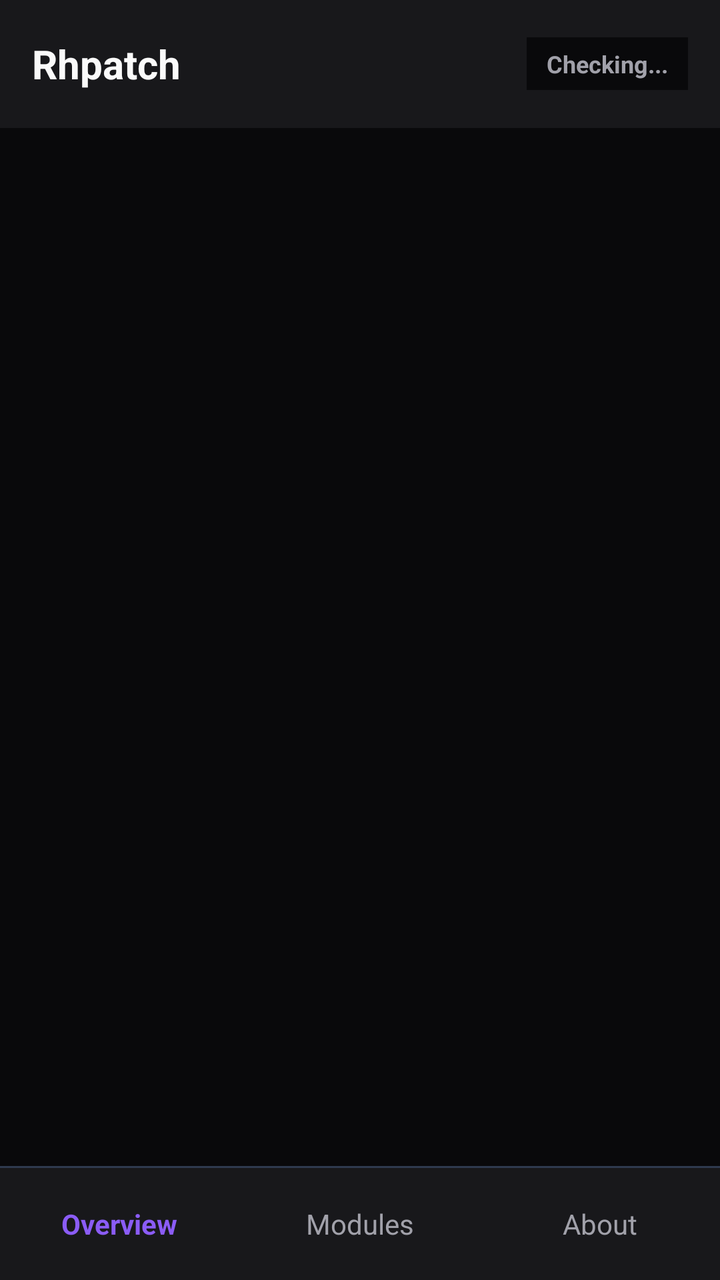
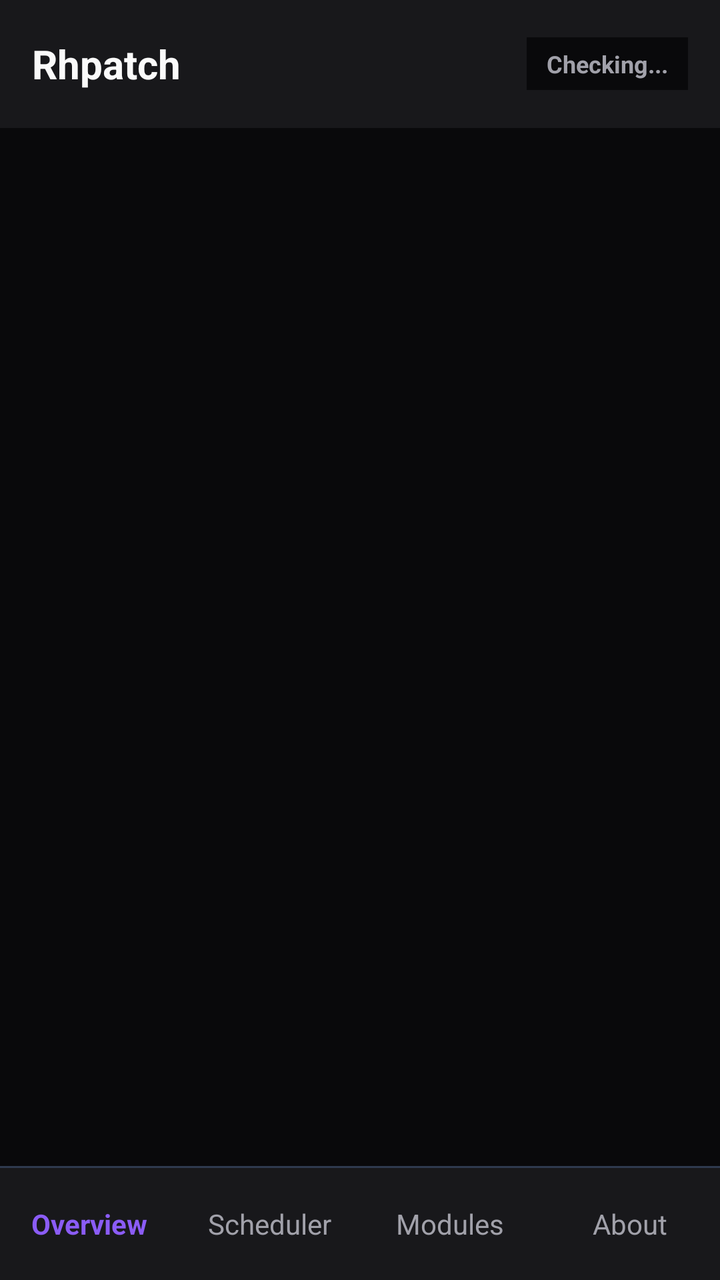

Compare the two renders of this Android layout. The source of the first and the diff that turns it into the second are given below.
<!-- AndroidManifest.xml: fallback theme Theme.MaterialComponents.DayNight.NoActionBar -->
<!-- res/layout/activity_settings.xml -->
<?xml version="1.0" encoding="utf-8"?>
<LinearLayout xmlns:android="http://schemas.android.com/apk/res/android"
    android:layout_width="match_parent"
    android:layout_height="match_parent"
    android:fitsSystemWindows="true"
    android:orientation="vertical"
    android:background="@color/apahayo_bg">

    
    <RelativeLayout
        android:layout_width="match_parent"
        android:layout_height="64dp"
        android:background="@color/apahayo_surface"
        android:padding="16dp">

        <TextView
            android:id="@+id/header_title"
            android:layout_width="wrap_content"
            android:layout_height="wrap_content"
            android:text="Rhpatch"
            android:textColor="@color/apahayo_text_primary"
            android:textSize="20sp"
            android:textStyle="bold"
            android:layout_centerVertical="true"/>

        
        <TextView
            android:id="@+id/active_status_badge"
            android:layout_width="wrap_content"
            android:layout_height="wrap_content"
            android:layout_alignParentRight="true"
            android:layout_centerVertical="true"
            android:background="@color/apahayo_bg"
            android:textColor="@color/apahayo_text_secondary"
            android:textSize="12sp"
            android:paddingLeft="10dp"
            android:paddingRight="10dp"
            android:paddingTop="5dp"
            android:paddingBottom="5dp"
            android:text="Checking..."
            android:textStyle="bold"/>
    </RelativeLayout>

    
    <FrameLayout
        android:id="@+id/settings_container"
        android:layout_width="match_parent"
        android:layout_height="0dp"
        android:layout_weight="1" />

    <View
        android:layout_width="match_parent"
        android:layout_height="1dp"
        android:background="#2E3A4E" />

    
    <LinearLayout
        android:layout_width="match_parent"
        android:layout_height="56dp"
        android:background="@color/apahayo_surface"
        android:orientation="horizontal">

        
        <LinearLayout
            android:id="@+id/tab_overview"
            android:layout_width="0dp"
            android:layout_height="match_parent"
            android:layout_weight="1"
            android:gravity="center"
            android:orientation="vertical"
            android:clickable="true"
            android:focusable="true"
            android:background="?android:attr/selectableItemBackground">
            <TextView
                android:id="@+id/tab_overview_text"
                android:layout_width="wrap_content"
                android:layout_height="wrap_content"
                android:text="Overview"
                android:textSize="14sp"
                android:textColor="@color/apahayo_accent"
                android:textStyle="bold"/>
        </LinearLayout>

        
        <LinearLayout
            android:id="@+id/tab_modules"
            android:layout_width="0dp"
            android:layout_height="match_parent"
            android:layout_weight="1"
            android:gravity="center"
            android:orientation="vertical"
            android:clickable="true"
            android:focusable="true"
            android:background="?android:attr/selectableItemBackground">
            <TextView
                android:id="@+id/tab_modules_text"
                android:layout_width="wrap_content"
                android:layout_height="wrap_content"
                android:text="Modules"
                android:textSize="14sp"
                android:textColor="@color/apahayo_text_secondary"/>
        </LinearLayout>

        
        <LinearLayout
            android:id="@+id/tab_about"
            android:layout_width="0dp"
            android:layout_height="match_parent"
            android:layout_weight="1"
            android:gravity="center"
            android:orientation="vertical"
            android:clickable="true"
            android:focusable="true"
            android:background="?android:attr/selectableItemBackground">
            <TextView
                android:id="@+id/tab_about_text"
                android:layout_width="wrap_content"
                android:layout_height="wrap_content"
                android:text="About"
                android:textSize="14sp"
                android:textColor="@color/apahayo_text_secondary"/>
        </LinearLayout>
    </LinearLayout>

</LinearLayout>
<!-- resources referenced by this layout -->
<resources>
  <color name="apahayo_accent">#8B5CF6</color>
  <color name="apahayo_bg">#09090B</color>
  <color name="apahayo_surface">#18181B</color>
  <color name="apahayo_text_primary">#FAFAFA</color>
  <color name="apahayo_text_secondary">#A1A1AA</color>
</resources>

<!-- the commit's change to res/layout/activity_settings.xml (unified diff, before → after) -->
@@ -83,6 +83,26 @@
 
         
         <LinearLayout
+            android:id="@+id/tab_scheduler"
+            android:layout_width="0dp"
+            android:layout_height="match_parent"
+            android:layout_weight="1"
+            android:gravity="center"
+            android:orientation="vertical"
+            android:clickable="true"
+            android:focusable="true"
+            android:background="?android:attr/selectableItemBackground">
+            <TextView
+                android:id="@+id/tab_scheduler_text"
+                android:layout_width="wrap_content"
+                android:layout_height="wrap_content"
+                android:text="Scheduler"
+                android:textSize="14sp"
+                android:textColor="@color/apahayo_text_secondary"/>
+        </LinearLayout>
+
+        
+        <LinearLayout
             android:id="@+id/tab_modules"
             android:layout_width="0dp"
             android:layout_height="match_parent"
